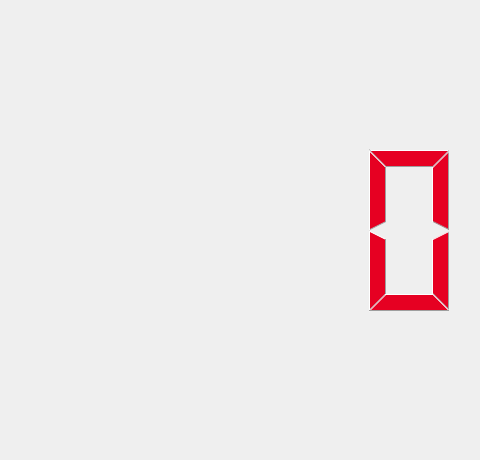
This is UI/Frame.ui in Louis-J/DesktopClock as Qt 5 draws it before an edit; both pictures show x 333 to 813 and y 0 to 460 of the 813 by 460 pixel window. The edited form follows.
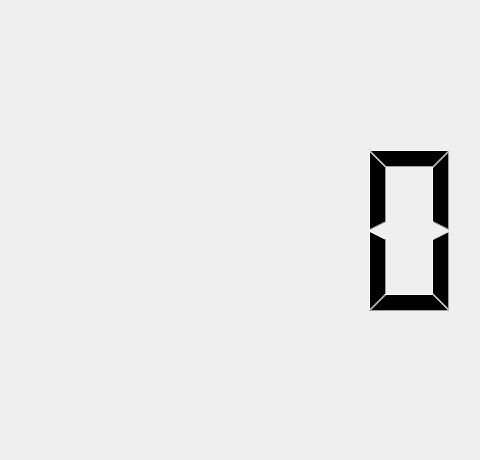
This is the edited form.

The edit to the form file:
```diff
--- a/UI/Frame.ui
+++ b/UI/Frame.ui
@@ -13,43 +13,6 @@
   <layout class="QGridLayout">
    <item row="0" column="0">
     <widget class="QLCDNumber" name="lcdNumber">
-     <property name="palette">
-      <palette>
-       <active>
-        <colorrole role="WindowText">
-         <brush brushstyle="SolidPattern">
-          <color alpha="255">
-           <red>230</red>
-           <green>0</green>
-           <blue>34</blue>
-          </color>
-         </brush>
-        </colorrole>
-       </active>
-       <inactive>
-        <colorrole role="WindowText">
-         <brush brushstyle="SolidPattern">
-          <color alpha="255">
-           <red>230</red>
-           <green>0</green>
-           <blue>34</blue>
-          </color>
-         </brush>
-        </colorrole>
-       </inactive>
-       <disabled>
-        <colorrole role="WindowText">
-         <brush brushstyle="SolidPattern">
-          <color alpha="255">
-           <red>120</red>
-           <green>120</green>
-           <blue>120</blue>
-          </color>
-         </brush>
-        </colorrole>
-       </disabled>
-      </palette>
-     </property>
      <property name="frameShape">
       <enum>QFrame::NoFrame</enum>
      </property>
```
